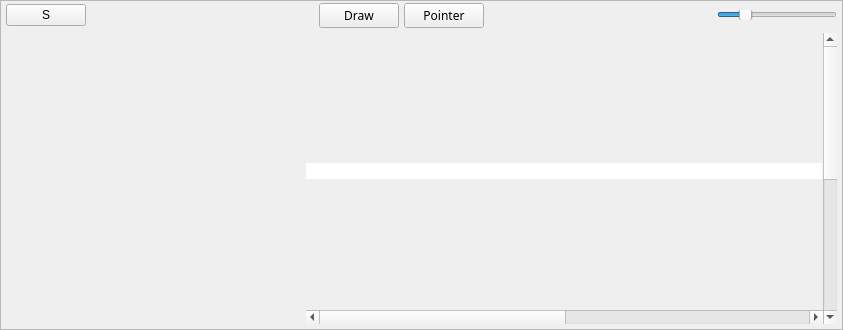
This is src/gui/arrangewidget.ui in tom-23/Horizon as Qt 5 draws it before an edit. The edited form follows.
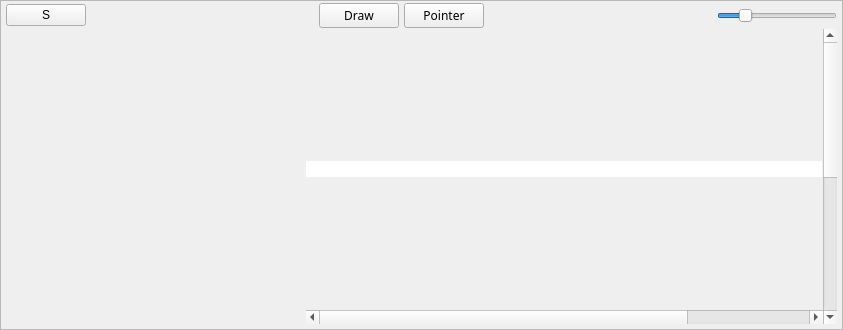
This is the edited form.

The edit to the form file:
```diff
--- a/src/gui/arrangewidget.ui
+++ b/src/gui/arrangewidget.ui
@@ -48,7 +48,7 @@
      </property>
      <layout class="QVBoxLayout" name="verticalLayout">
       <property name="spacing">
-       <number>5</number>
+       <number>1</number>
       </property>
       <property name="leftMargin">
        <number>5</number>
@@ -151,7 +151,7 @@
           <property name="maximumSize">
            <size>
             <width>120</width>
-            <height>10</height>
+            <height>15</height>
            </size>
           </property>
           <property name="styleSheet">
@@ -317,7 +317,7 @@
                  <x>0</x>
                  <y>0</y>
                  <width>300</width>
-                 <height>275</height>
+                 <height>279</height>
                 </rect>
                </property>
                <property name="sizePolicy">
@@ -459,7 +459,7 @@
            <item>
             <widget class="QScrollBar" name="hScroll">
              <property name="pageStep">
-              <number>100</number>
+              <number>300</number>
              </property>
              <property name="orientation">
               <enum>Qt::Horizontal</enum>
```
